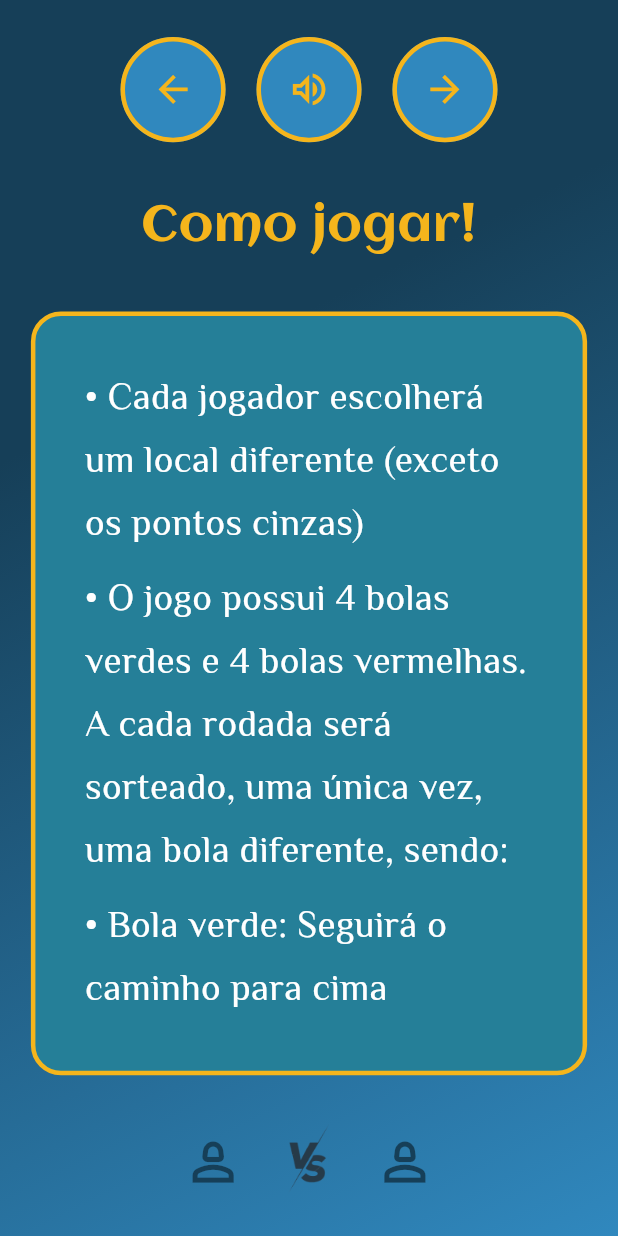
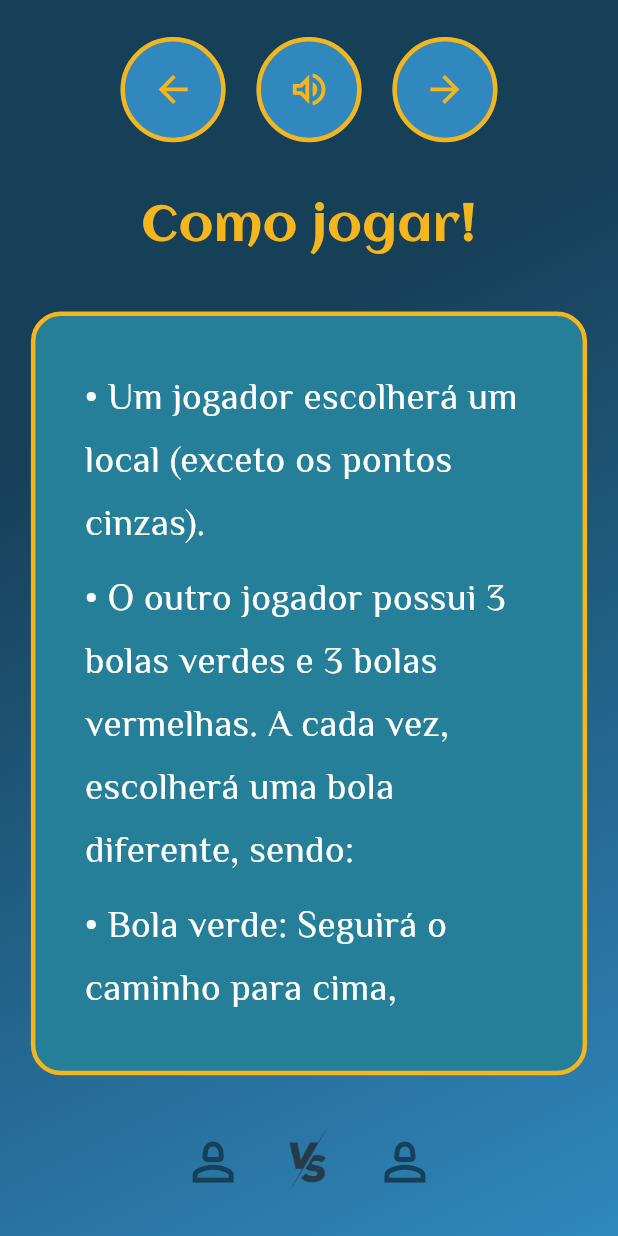
Before and after one commit to anawcarol/Jogo-dos-caminhos, a Flutter app: the HowToPlayPvPlusScreen screen opened directly, on a phone screen of 412 x 824 dp. Run offline on Flutter 3.47's test engine with Material 3 defaults, Android fonts, the phone set to English and light mode, and no system bars.

Commit message:
Corrigindo regras do jogo

```diff
--- a/jogo_dos_caminhos/lib/components/rules_bot.dart
+++ b/jogo_dos_caminhos/lib/components/rules_bot.dart
@@ -13,13 +13,13 @@ class _HowToPlayScreenState extends State<HowToPlayScreen> {
   // Lista de textos para exibir no container
   final List<List<String>> _instructions = [
     [
-      '• O jogador escolherá um local (exceto os pontos cinzas)',
-      '• O jogo possui 4 bolas verdes e 4 bolas vermelhas. A cada rodada será sorteado, uma única vez, uma bola diferente, sendo:',
-      '• Bola verde: Seguirá o caminho para cima',
+      '• O jogador escolherá um local (exceto os pontos cinzas).',
+      '• O jogo possui 3 bolas verdes e 3 bolas vermelhas. A cada rodada será sorteada, uma única vez, uma bola diferente, sendo:',
+      '• Bola verde: Seguirá o caminho para cima,',
     ],
     [
-      '• Bola vermelha: Seguirá o caminho para a direita',
-      '• O jogo termina quando chega-se no outro ponto cinza',
+      '• Bola vermelha: Seguirá o caminho para a direita.',
+      '• O jogo termina quando chega-se no outro ponto cinza.',
       '• Se o caminho passar pelo local escolhido vence-se o jogo!',
     ]
   ];
--- a/jogo_dos_caminhos/lib/components/rules_pvp.dart
+++ b/jogo_dos_caminhos/lib/components/rules_pvp.dart
@@ -12,13 +12,13 @@ class _HowToPlayPvPScreenState extends State<HowToPlayPvPScreen> {
 
   final List<List<String>> _instructions = [
     [
-      '• Cada jogador escolherá um local diferente (exceto os pontos cinzas)',
-      '• O jogo possui 4 bolas verdes e 4 bolas vermelhas. A cada rodada será sorteado, uma única vez, uma bola diferente, sendo:',
-      '• Bola verde: Seguirá o caminho para cima',
+      '• Cada jogador escolherá um local diferente (exceto os pontos cinzas).',
+      '• O jogo possui 3 bolas verdes e 3 bolas vermelhas. A cada rodada será sorteada, uma única vez, uma bola diferente, sendo:',
+      '• Bola verde: Seguirá o caminho para direita,',
     ],
     [
-      '• Bola vermelha: Seguirá o caminho para a direita',
-      '• O jogo termina quando chega-se no outro ponto cinza',
+      '• Bola vermelha: Seguirá o caminho para cima.',
+      '• O jogo termina quando chega-se no outro ponto cinza.',
       '• Se o caminho passar por um dos locais escolhidos, o respectivo player ganha o jogo!',
     ]
   ];
--- a/jogo_dos_caminhos/lib/components/rules_pvp_plus.dart
+++ b/jogo_dos_caminhos/lib/components/rules_pvp_plus.dart
@@ -13,14 +13,14 @@ class _HowToPlayPvPlusScreenState extends State<HowToPlayPvPlusScreen> {
   // Lista de textos para exibir no container
   final List<List<String>> _instructions = [
     [
-      '• Cada jogador escolherá um local diferente (exceto os pontos cinzas)',
-      '• O jogo possui 4 bolas verdes e 4 bolas vermelhas. A cada rodada será sorteado, uma única vez, uma bola diferente, sendo:',
-      '• Bola verde: Seguirá o caminho para cima',
+      '• Um jogador escolherá um local (exceto os pontos cinzas).',
+      '• O outro jogador possui 3 bolas verdes e 3 bolas vermelhas. A cada vez, escolherá uma bola diferente, sendo:',
+      '• Bola verde: Seguirá o caminho para cima,',
     ],
     [
-      '• Bola vermelha: Seguirá o caminho para a direita',
-      '• O jogo termina quando chega-se no outro ponto cinza',
-      '• Se o caminho passar por um dos locais escolhidos, o respectivo player ganha o jogo!',
+      '• Bola vermelha: Seguirá o caminho para a direita.',
+      '• O jogo termina quando chega-se no outro ponto cinza.',
+      '• Se o caminho passar pelo local escolhido, ambos ganham!',
     ]
   ];
 
```
